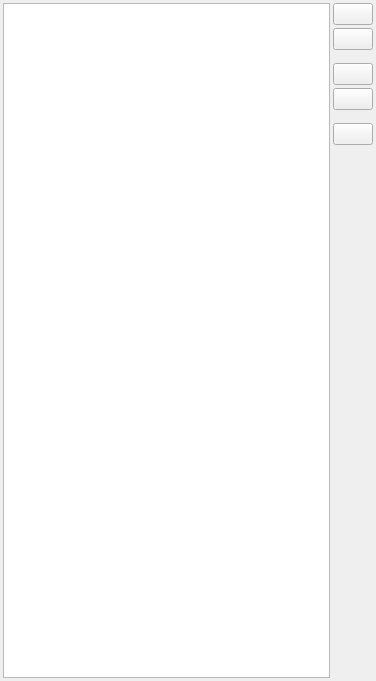
First picture: the form in src/GSvar/FilterCascadeWidget.ui, repository imgag/ngs-bits, before the edit.
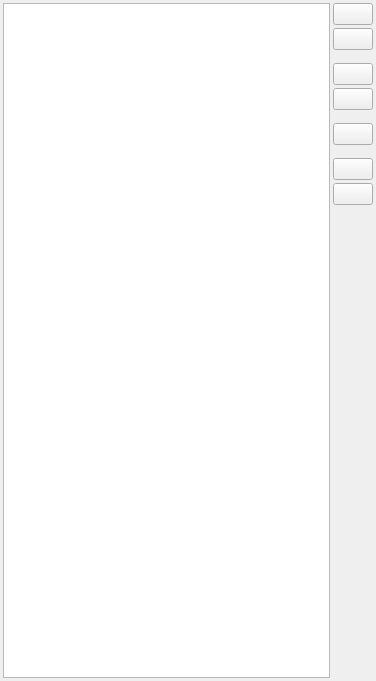
Second picture: the form after the edit. Icons and pictures are not drawn.

Commit message: GSvar: added loading/storing filter settings from/to file.

```diff
--- a/src/GSvar/FilterCascadeWidget.ui
+++ b/src/GSvar/FilterCascadeWidget.ui
@@ -96,7 +96,7 @@
         <enum>Qt::Vertical</enum>
        </property>
        <property name="sizeType">
-        <enum>QSizePolicy::Preferred</enum>
+        <enum>QSizePolicy::Fixed</enum>
        </property>
        <property name="sizeHint" stdset="0">
         <size>
@@ -146,7 +146,7 @@
         <enum>Qt::Vertical</enum>
        </property>
        <property name="sizeType">
-        <enum>QSizePolicy::Preferred</enum>
+        <enum>QSizePolicy::Fixed</enum>
        </property>
        <property name="sizeHint" stdset="0">
         <size>
@@ -173,6 +173,50 @@
        </property>
       </widget>
      </item>
+     <item>
+      <spacer name="verticalSpacer_3">
+       <property name="orientation">
+        <enum>Qt::Vertical</enum>
+       </property>
+       <property name="sizeType">
+        <enum>QSizePolicy::Fixed</enum>
+       </property>
+       <property name="sizeHint" stdset="0">
+        <size>
+         <width>10</width>
+         <height>10</height>
+        </size>
+       </property>
+      </spacer>
+     </item>
+     <item>
+      <widget class="QPushButton" name="store_btn">
+       <property name="toolTip">
+        <string>Sture current filter to file.</string>
+       </property>
+       <property name="text">
+        <string/>
+       </property>
+       <property name="icon">
+        <iconset resource="GSvar.qrc">
+         <normaloff>:/Icons/Save.png</normaloff>:/Icons/Save.png</iconset>
+       </property>
+      </widget>
+     </item>
+     <item>
+      <widget class="QPushButton" name="load_btn">
+       <property name="toolTip">
+        <string>Load filter from file.</string>
+       </property>
+       <property name="text">
+        <string/>
+       </property>
+       <property name="icon">
+        <iconset resource="GSvar.qrc">
+         <normaloff>:/Icons/Folder.png</normaloff>:/Icons/Folder.png</iconset>
+       </property>
+      </widget>
+     </item>
      <item>
       <spacer name="verticalSpacer">
        <property name="orientation">
```
The commit also changes 9 other files.
